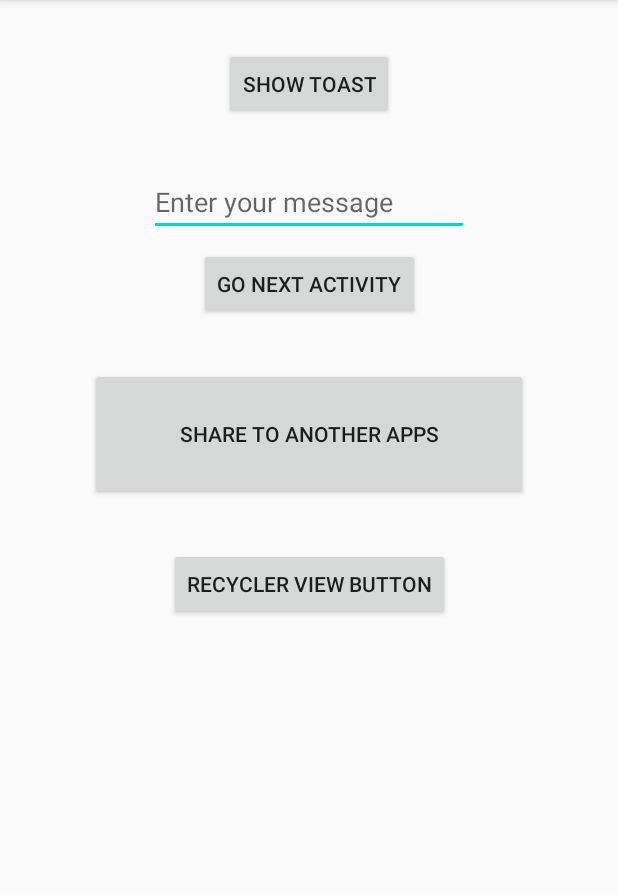
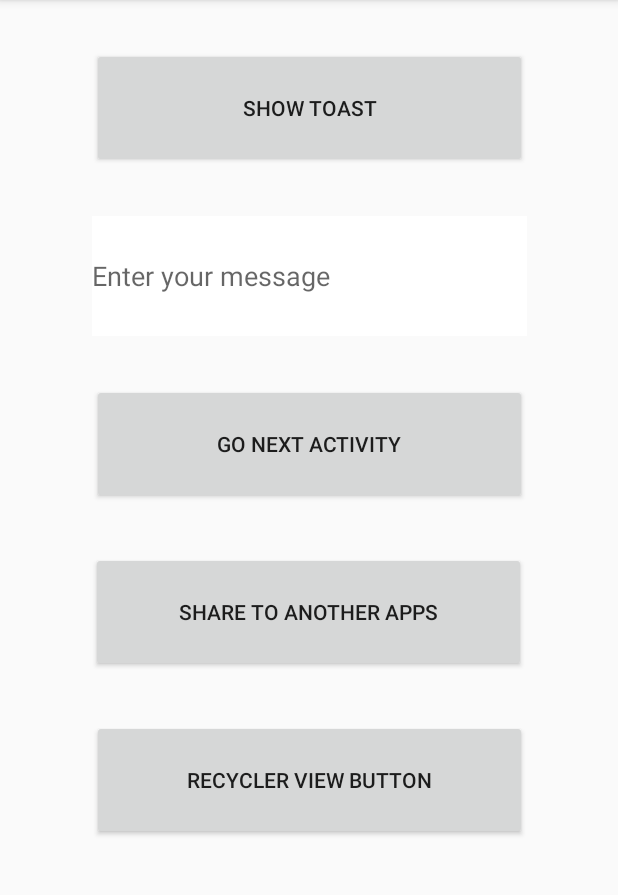
Before and after one commit to Gabrieal4Real/MsgShareApp, an Android app: the screen it shows after launch (MainActivity), after a tap on "GO NEXT ACTIVITY", on a phone screen of 412 x 824 dp, the part 84-979 px from its top. Run offline under Robolectric (Android 15) with nearby library versions, the phone set to English and light mode, and no system bars.

Commit message:
Part 4.3

```diff
--- a/app/build.gradle
+++ b/app/build.gradle
@@ -8,7 +8,7 @@ android {
 
     defaultConfig {
         applicationId "com.smartherd.msgshareapp"
-        minSdkVersion 19
+        minSdkVersion 21
         targetSdkVersion 29
         versionCode 1
         versionName "1.0"
--- a/app/src/main/java/com/smartherd/msgshareapp/Activities/MainActivity.kt
+++ b/app/src/main/java/com/smartherd/msgshareapp/Activities/MainActivity.kt
@@ -3,6 +3,7 @@ package com.smartherd.msgshareapp.Activities
 import android.content.Intent
 import android.os.Bundle
 import android.util.Log
+import android.widget.Toast
 import androidx.appcompat.app.AppCompatActivity
 import com.smartherd.msgshareapp.R
 import com.smartherd.msgshareapp.showToast
@@ -25,7 +26,7 @@ class MainActivity : AppCompatActivity() {
             val message: String = edittextnextactivity.text.toString()
 
             if (message.equals("")) {
-                showToast("Please Enter Message 1")
+                showToast("Please Enter Message 1", Toast.LENGTH_LONG)
             } else {
                 showToast("Welcome " + message)
                 val intent = Intent(this, SecondActivity::class.java)
--- a/app/src/main/java/com/smartherd/msgshareapp/Extensions.kt
+++ b/app/src/main/java/com/smartherd/msgshareapp/Extensions.kt
@@ -3,6 +3,6 @@ package com.smartherd.msgshareapp
 import android.content.Context
 import android.widget.Toast
 
-fun Context.showToast(message: String) {
-    Toast.makeText(this, message, Toast.LENGTH_SHORT).show()
+fun Context.showToast(message: String, duration: Int = Toast.LENGTH_SHORT) {
+    Toast.makeText(this, message, duration).show()
 }
--- a/app/src/main/res/layout/activity_hobbies.xml
+++ b/app/src/main/res/layout/activity_hobbies.xml
@@ -3,6 +3,7 @@
     xmlns:tools="http://schemas.android.com/tools"
     android:layout_width="match_parent"
     android:layout_height="match_parent"
+    android:background="@color/cardview_dark_background"
     tools:context=".Activities.HobbiesActivity">
 
     <androidx.recyclerview.widget.RecyclerView
--- a/app/src/main/res/layout/activity_main.xml
+++ b/app/src/main/res/layout/activity_main.xml
@@ -8,8 +8,8 @@
 
     <Button
         android:id="@+id/showtoastbutton"
-        android:layout_width="wrap_content"
-        android:layout_height="wrap_content"
+        android:layout_width="290dp"
+        android:layout_height="80dp"
         android:layout_marginTop="32dp"
         android:text="Show Toast"
         app:layout_constraintEnd_toEndOf="parent"
@@ -18,9 +18,9 @@
 
     <Button
         android:id="@+id/nextactivitybutton"
-        android:layout_width="wrap_content"
-        android:layout_height="wrap_content"
-        android:layout_marginTop="8dp"
+        android:layout_width="290dp"
+        android:layout_height="80dp"
+        android:layout_marginTop="32dp"
         android:text="Go Next Activity"
         app:layout_constraintEnd_toEndOf="parent"
         app:layout_constraintStart_toStartOf="parent"
@@ -28,9 +28,10 @@
 
     <EditText
         android:id="@+id/edittextnextactivity"
-        android:layout_width="wrap_content"
-        android:layout_height="wrap_content"
+        android:layout_width="290dp"
+        android:layout_height="80dp"
         android:layout_marginTop="32dp"
+        android:background="@color/cardview_light_background"
         android:ems="10"
         android:hint="Enter your message"
         android:inputType="textPersonName"
@@ -40,8 +41,8 @@
 
     <Button
         android:id="@+id/sharetootherapp"
-        android:layout_width="292dp"
-        android:layout_height="88dp"
+        android:layout_width="290dp"
+        android:layout_height="80dp"
         android:layout_marginTop="32dp"
         android:text="Share to Another Apps"
         app:layout_constraintEnd_toEndOf="parent"
@@ -51,8 +52,8 @@
 
     <Button
         android:id="@+id/recyclerviewbutton"
-        android:layout_width="wrap_content"
-        android:layout_height="wrap_content"
+        android:layout_width="290dp"
+        android:layout_height="80dp"
         android:layout_marginTop="32dp"
         android:text="Recycler View Button"
         app:layout_constraintEnd_toEndOf="parent"
--- a/app/src/main/res/layout/activity_second.xml
+++ b/app/src/main/res/layout/activity_second.xml
@@ -4,6 +4,7 @@
     xmlns:tools="http://schemas.android.com/tools"
     android:layout_width="match_parent"
     android:layout_height="match_parent"
+    android:background="@color/cardview_dark_background"
     tools:context=".Activities.SecondActivity">
 
     <TextView
@@ -11,7 +12,8 @@
         android:layout_width="wrap_content"
         android:layout_height="wrap_content"
         android:layout_marginTop="32dp"
-        android:text="Sup Bitch"
+        android:text="Sup"
+        android:textColor="@color/cardview_light_background"
         app:layout_constraintEnd_toEndOf="parent"
         app:layout_constraintStart_toStartOf="parent"
         app:layout_constraintTop_toTopOf="parent" />
```
